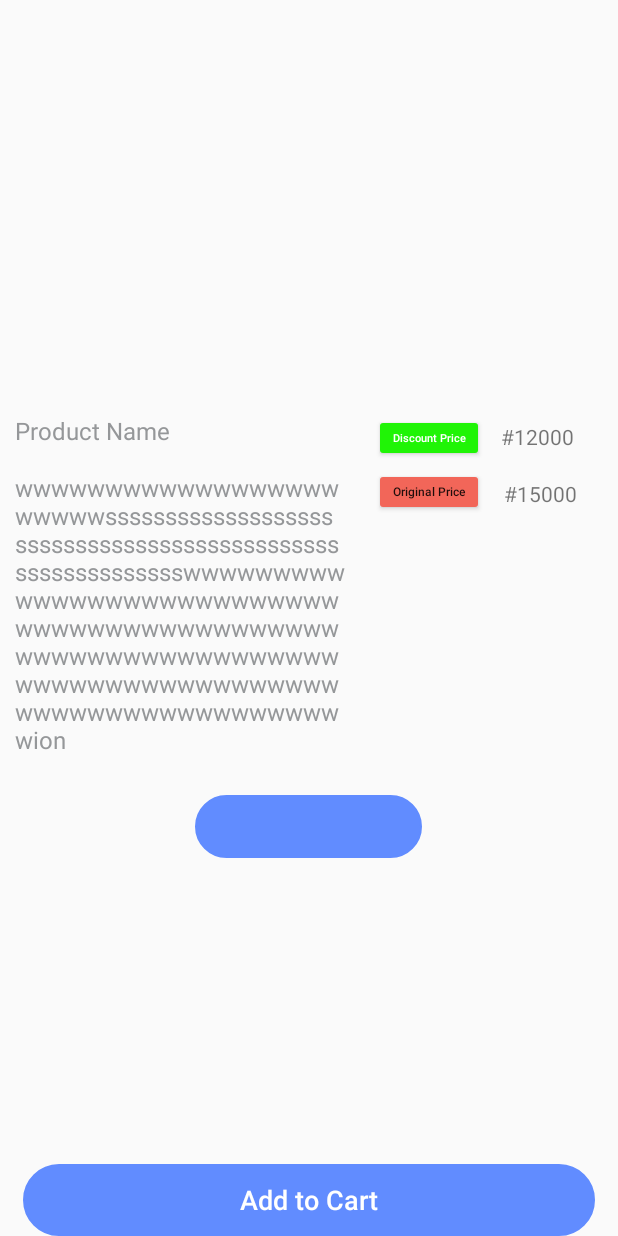
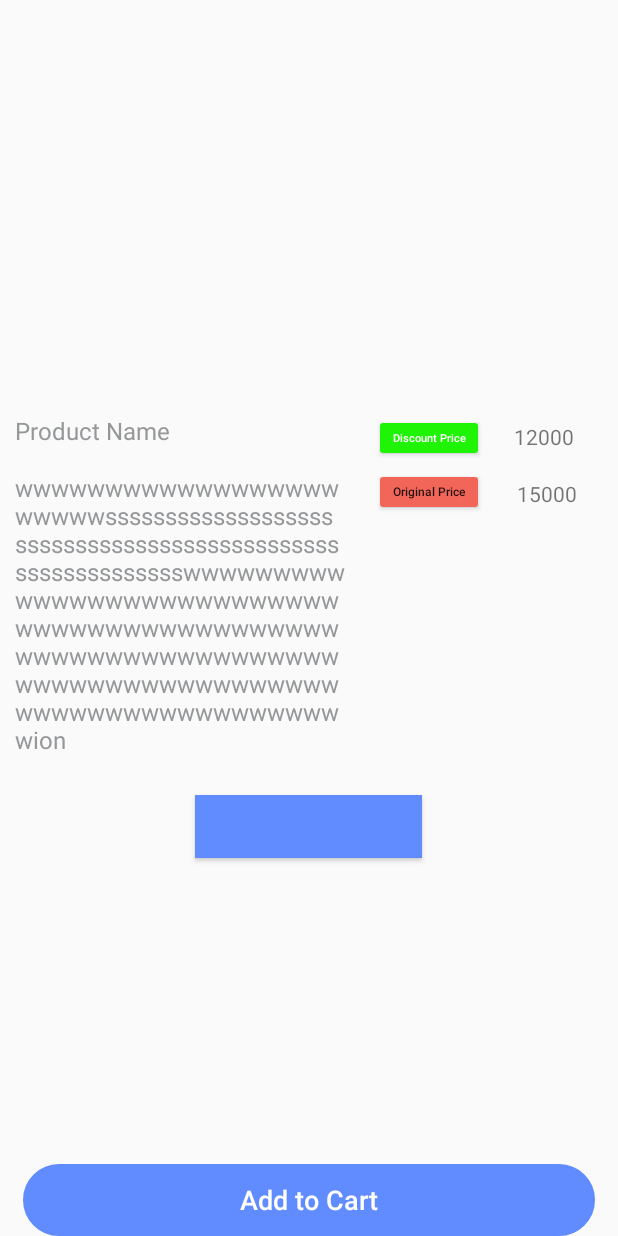
Before and after one commit to SheriffOladejo/Market-App, an Android app: the ProductDetailActivity screen opened directly, with no data from a screen before it, after a tap on "Add to Cart", on a phone screen of 412 x 824 dp. Run offline under Robolectric (Android 15) with nearby library versions, the phone set to English and light mode, and no system bars; our stand-ins replace Firebase (no records; nobody signed in at launch, a user with empty details on screens opened directly), Picasso; libraries missing offline, so code that uses them is left out: com.cepheuen.elegantnumberbutton, io.paperdb; plain views replace ElegantNumberButton; pictures from the network do not load; 3 statements that could not run were skipped.

Commit message:
Market App code

```diff
--- a/app/src/main/java/com/example/newmarket/AdminAddNewProductActivity.java
+++ b/app/src/main/java/com/example/newmarket/AdminAddNewProductActivity.java
@@ -56,6 +56,7 @@ public class AdminAddNewProductActivity extends AppCompatActivity {
         progress = new ProgressDialog(this);
         discount = findViewById(R.id.discount);
         categoryName = getIntent().getExtras().get("category").toString();
+        vendor = LoginActivity.currentOnlineVendor.getPhone();
 
         productImagesRef = FirebaseStorage.getInstance().getReference().child("Product images");
         productRef = FirebaseDatabase.getInstance().getReference().child("Products");
@@ -166,6 +167,7 @@ public class AdminAddNewProductActivity extends AppCompatActivity {
         productMap.put("Price", Price);
         productMap.put("Product_Name", ProductName);
         productMap.put("Discount", Discount);
+        productMap.put("Vendor", vendor);
 
         productRef.child(productID).updateChildren(productMap).addOnCompleteListener(new OnCompleteListener<Void>() {
             @Override
--- a/app/src/main/java/com/example/newmarket/BecomeVendorActivity.java
+++ b/app/src/main/java/com/example/newmarket/BecomeVendorActivity.java
@@ -60,7 +60,7 @@ public class BecomeVendorActivity extends AppCompatActivity {
         userData.put("Phone Number", phone);
         userData.put("Vendor", company_name);
 
-        final DatabaseReference userRef = ref.child(phone);
+        final DatabaseReference userRef = ref.child(phone).child("Vendor Details");
 
         userRef.updateChildren(userData).addOnCompleteListener(new OnCompleteListener<Void>() {
             @Override
--- a/app/src/main/java/com/example/newmarket/CartActivity.java
+++ b/app/src/main/java/com/example/newmarket/CartActivity.java
@@ -82,9 +82,7 @@ public class CartActivity extends AppCompatActivity {
 
         FirebaseRecyclerOptions<Cart> options =
             new FirebaseRecyclerOptions.Builder<Cart>().setQuery(cartListRef.child(phone)
-                .child("Pending Orders")
-                .child(ProductDetailActivity.currentOrderObject.getOrderID()), Cart.class)
-                .build();
+                .child("Pending Orders"), Cart.class).build();
 
         FirebaseRecyclerAdapter<Cart, CartViewHolder> adapter
                 = new FirebaseRecyclerAdapter<Cart, CartViewHolder>(options) {
--- a/app/src/main/java/com/example/newmarket/ConfirmFinalOrder.java
+++ b/app/src/main/java/com/example/newmarket/ConfirmFinalOrder.java
@@ -75,7 +75,7 @@ public class ConfirmFinalOrder extends AppCompatActivity {
         saveCurrentTime = currentTime.format(calForDate.getTime());
 
         final DatabaseReference ordersRef = FirebaseDatabase.getInstance().getReference()
-        .child("Orders")
+        .child("Vendors")
         .child(phone);
 
         HashMap<String, Object> ordersMap = new HashMap<>();
--- a/app/src/main/java/com/example/newmarket/Model/Cart.java
+++ b/app/src/main/java/com/example/newmarket/Model/Cart.java
@@ -8,23 +8,16 @@ public class Cart {
     private String Discount;
     private String OrderID;
 
-    public String getOrderID() {
-        return OrderID;
-    }
-
-    public void setOrderID(String orderID) {
-        OrderID = orderID;
-    }
-
-    public Cart() {
-    }
-
-    public Cart(String pid, String product_Name, String price, String quantity, String discount) {
+    public Cart(String pid, String product_Name, String price, String quantity, String discount, String orderID) {
         this.pid = pid;
         Product_Name = product_Name;
         Price = price;
         Quantity = quantity;
         Discount = discount;
+        OrderID = orderID;
+    }
+
+    public Cart() {
     }
 
     public String getPid() {
@@ -66,4 +59,12 @@ public class Cart {
     public void setDiscount(String discount) {
         Discount = discount;
     }
+
+    public String getOrderID() {
+        return OrderID;
+    }
+
+    public void setOrderID(String orderID) {
+        OrderID = orderID;
+    }
 }
--- a/app/src/main/java/com/example/newmarket/ProductDetailActivity.java
+++ b/app/src/main/java/com/example/newmarket/ProductDetailActivity.java
@@ -119,7 +119,7 @@ public class ProductDetailActivity extends AppCompatActivity {
                 if(dataSnapshot.exists()){
                     Products products = dataSnapshot.getValue(Products.class);
                     productName.setText(MainActivity.convertFirstLetter(products.getProduct_Name()));
-                    productPrice.setText("#" + products.getPrice());
+                    productPrice.setText(products.getPrice());
                     productDescription.setText(MainActivity.convertFirstLetter(products.getDescription()));
                     Picasso.get().load(products.getImage()).into(productImage);
                 }
--- a/app/src/main/res/layout/activity_cart.xml
+++ b/app/src/main/res/layout/activity_cart.xml
@@ -12,7 +12,7 @@
         android:id="@+id/rl1"
         android:layout_width="match_parent"
         android:layout_height="50dp"
-        android:background="@color/colorPrimary"
+        android:background="@color/colorAccent"
         android:layout_alignParentTop="true">
 
         <TextView
@@ -53,7 +53,7 @@
         android:layout_width="match_parent"
         android:layout_height="wrap_content"
         android:layout_alignParentBottom="true"
-        android:background="@color/colorPrimary"
+        android:background="@color/colorAccent"
         android:textColor="@color/white"
         android:text="Next" />
 
--- a/app/src/main/res/layout/activity_product_detail.xml
+++ b/app/src/main/res/layout/activity_product_detail.xml
@@ -46,8 +46,7 @@
         android:layout_below="@+id/product_description_details"
         android:layout_centerHorizontal="true"
         android:layout_marginTop="26dp"
-        android:background="@drawable/button_border"
-        android:backgroundTint="@color/colorAccent"
+        android:background="@color/colorAccent"
         android:elevation="6dp"
         app:finalNumber="15"
         app:initialNumber="1"
@@ -76,7 +75,7 @@
         android:layout_alignParentEnd="true"
         android:layout_marginTop="281dp"
         android:layout_marginEnd="29dp"
-        android:text="#12000" />
+        android:text="12000" />
 
     <Button
         android:id="@+id/button2"
@@ -112,7 +111,7 @@
         android:layout_alignParentEnd="true"
         android:layout_marginTop="319dp"
         android:layout_marginEnd="27dp"
-        android:text="#15000" />
+        android:text="15000" />
 
 
 </RelativeLayout>
--- a/app/src/main/res/layout/cart_items_layout.xml
+++ b/app/src/main/res/layout/cart_items_layout.xml
@@ -10,7 +10,7 @@
     <RelativeLayout
         android:layout_width="match_parent"
         android:layout_height="match_parent"
-        android:background="@color/colorPrimary"
+        android:background="@color/colorAccent"
         android:padding="10dp">
 
         <TextView
```
